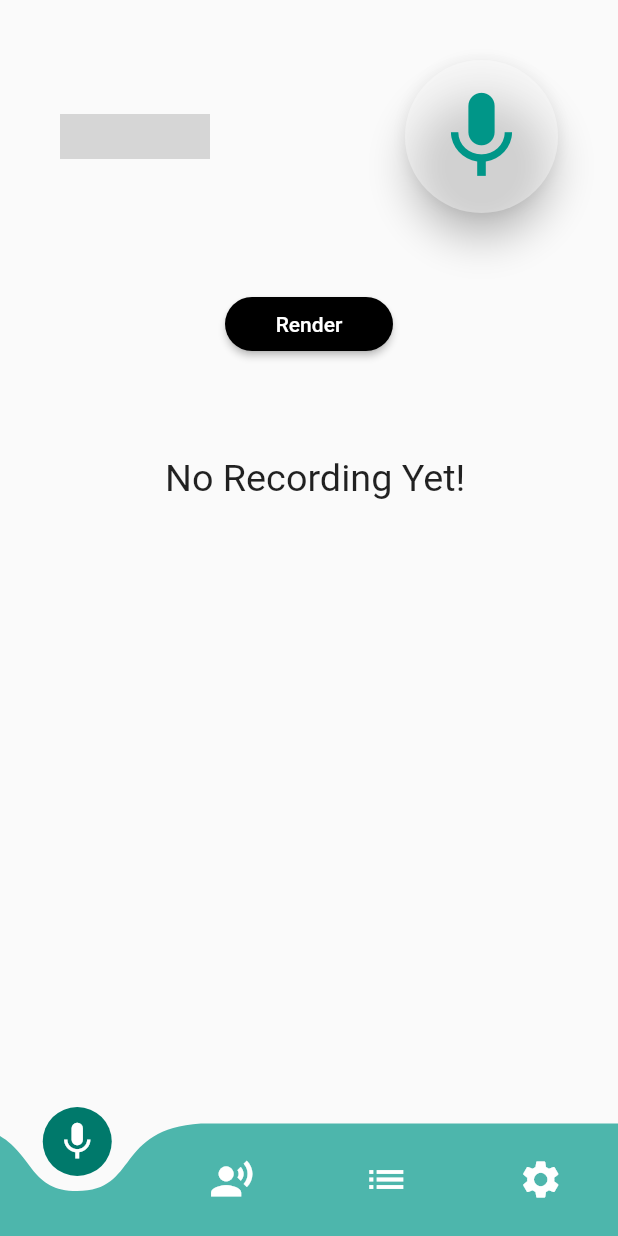
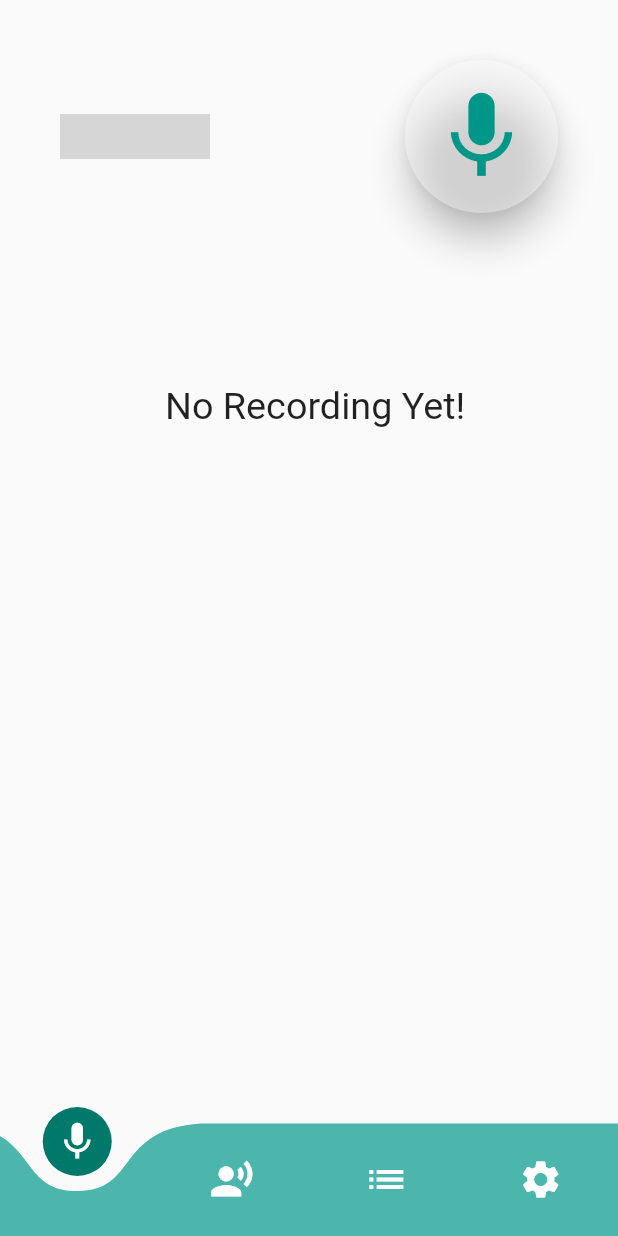
Before and after one commit to umerwaqas92/record_v2, a Flutter app: the screen it shows after launch, on a phone screen of 412 x 824 dp. Run offline on Flutter 3.47's test engine with Material 2 defaults, Android fonts, the phone set to English and light mode, and no system bars; drawn by our look-alikes of curved_navigation_bar; our stand-ins replace audioplayers, flutter_spinkit, flutter_xlider, fluttertoast, permission_handler, sembast and 1 more; missing offline and left inert: esys_flutter_share, flutter_ffmpeg, flutter_range_slider, flutter_timer, record_mp3, solid_bottom_sheet and 1 more; grey boxes are pictures that could not be loaded.

Commit message:
recorder

```diff
--- a/lib/pages/record_voice.dart
+++ b/lib/pages/record_voice.dart
@@ -34,6 +34,31 @@ class _Record_Voice_ScreenState extends State<Record_Voice_Screen> {
   final audioFileStartController = 0;
   final audioFileEndController = 0;
 
+  void  showplayer() async {
+
+  if (           File(GlobalVariable.recordFilePath ).existsSync()
+  ) {
+
+//  var path = await _cutSong();
+  setState(() {
+  avl=true;
+
+
+  _cutFilePath = GlobalVariable.recordFilePath;
+
+
+  });
+
+
+
+
+  } else {
+  avl=false;   }
+
+
+
+  }
+
   @override
   Widget build(BuildContext context) {
 
@@ -51,49 +76,27 @@ class _Record_Voice_ScreenState extends State<Record_Voice_Screen> {
                 mainAxisAlignment: MainAxisAlignment.center,
                 children: <Widget>[
 
-                  Recorder()])
+                  Recorder(showplayer)])
             )
             ,SizedBox(height: 50)
             ,
 
 
 
-            Padding(
-              padding: EdgeInsets.only(left: 150.0, right: 150.0),
-              child: RaisedButton(
-                textColor: Colors.white,
-                color: Colors.black,
-                child: Text("Render"),
-                onPressed: () async {
+//            Padding(
+//              padding: EdgeInsets.only(left: 150.0, right: 150.0),
+//              child: RaisedButton(
+//                textColor: Colors.white,
+//                color: Colors.black,
+//                child: Text("Render"),
+//                onPressed:showplayer,
+//                shape: new RoundedRectangleBorder(
+//                  borderRadius: new BorderRadius.circular(30.0),
+//                ),
+//              ),
+//            )
 
-                  if (           File(GlobalVariable.recordFilePath ).existsSync()
-                  ) {
-
-                    var path = await _cutSong();
-                    setState(() {
-                      avl=true;
-
-
-                      _cutFilePath = path;
-
-                    });
-
-
-
-
-                  } else {
-                    avl=false;   }
-
-
-
-                },
-                shape: new RoundedRectangleBorder(
-                  borderRadius: new BorderRadius.circular(30.0),
-                ),
-              ),
-            )
-
-            ,             audioPlayer(context)
+            audioPlayer(context)
 
             ,avl? Container(): Padding(
                 padding: EdgeInsets.only(left: 110.0, right: 100.0),
--- a/lib/recorder.dart
+++ b/lib/recorder.dart
@@ -18,10 +18,13 @@ class GlobalVariable {
 }
 
 class Recorder extends StatefulWidget {
+  final Function func;
 
 
+  Recorder(this.func);
+
   @override
-  _RecorderState createState() => _RecorderState();
+  _RecorderState createState() => _RecorderState(func);
 }
 class _RecorderState extends State<Recorder>  {
   bool isShare = false;
@@ -29,7 +32,10 @@ class _RecorderState extends State<Recorder>  {
   bool pause= false;
   bool saved = false;
   bool soundavl= false;
+  final Function func;
 
+
+  _RecorderState(this.func);
 
   Database db ;
   Future<void> initat_db() async {
@@ -93,6 +99,9 @@ record?   MaterialButton(
           Toast.show("Recording Saved", context,
                                 duration: Toast.LENGTH_SHORT,
                                 gravity: Toast.BOTTOM);
+
+          func();
+
     });
   },
   color: Colors.white38,
```
